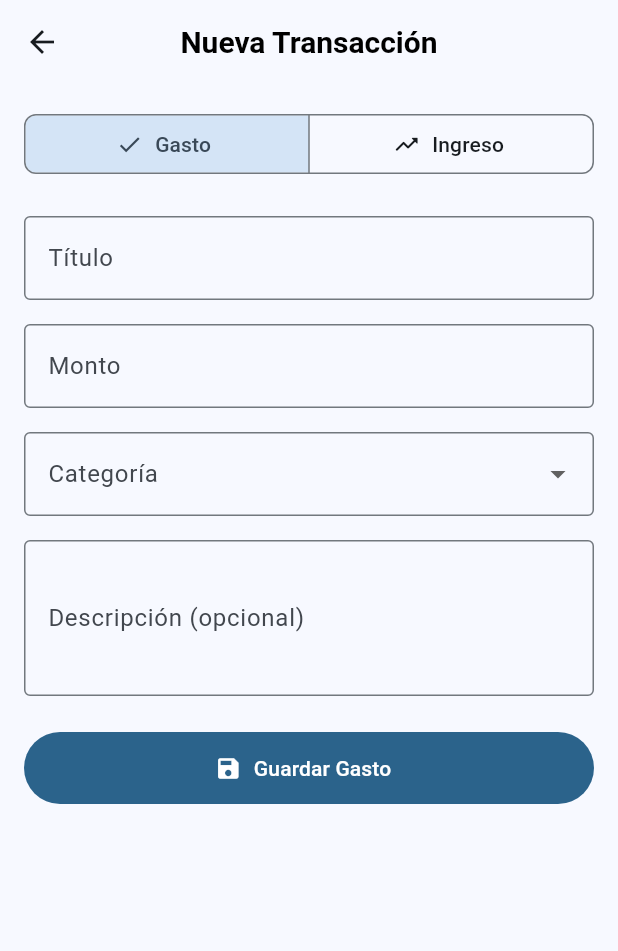
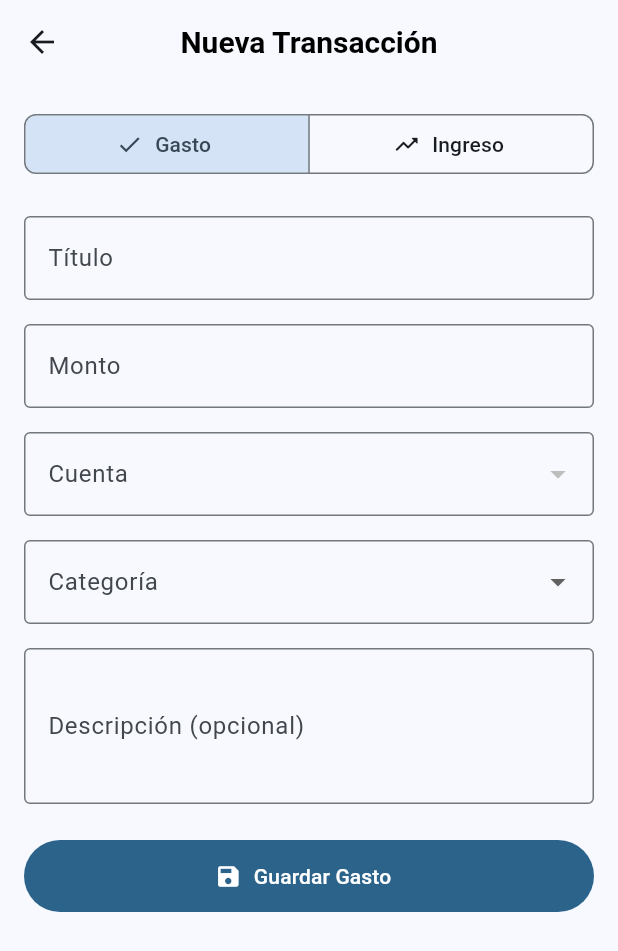
Before and after one commit to DetacoopFA2025/detagastos, a Flutter app: the screen it shows after launch, after a tap on the "add" icon, on a phone screen of 412 x 824 dp. Shown: the top 951 px of the screen. Run offline on Flutter 3.47's test engine with Material 3 defaults, Android fonts, the phone set to English and light mode, and no system bars; our stand-ins replace shared_preferences; accounts and stored records are empty.

Commit message:
:sparkles: add accounts to transactions

```diff
--- a/lib/models/transaction.dart
+++ b/lib/models/transaction.dart
@@ -7,6 +7,7 @@ class Transaction {
   final DateTime date;
   final TransactionType type;
   final String category;
+  final String accountId;
   final String? description;
 
   Transaction({
@@ -16,6 +17,7 @@ class Transaction {
     required this.date,
     required this.type,
     required this.category,
+    required this.accountId,
     this.description,
   });
 
@@ -24,6 +26,7 @@ class Transaction {
     required String title,
     required double amount,
     required TransactionType type,
+    required String accountId,
     String? category,
     String? description,
     String? id,
@@ -35,6 +38,7 @@ class Transaction {
       date: DateTime.now(),
       type: type,
       category: category ?? '',
+      accountId: accountId,
       description: description,
     );
   }
@@ -67,6 +71,7 @@ class Transaction {
       'date': date.toIso8601String(),
       'type': type.toString(),
       'category': category,
+      'accountId': accountId,
       'description': description,
     };
   }
@@ -82,6 +87,7 @@ class Transaction {
         (e) => e.toString() == map['type'],
       ),
       category: map['category'],
+      accountId: map['accountId'],
       description: map['description'],
     );
   }
--- a/lib/screens/transactions/create_transaction_screen.dart
+++ b/lib/screens/transactions/create_transaction_screen.dart
@@ -1,3 +1,5 @@
+import 'package:detagastos/models/account.dart';
+import 'package:detagastos/services/account_service.dart';
 import 'package:flutter/material.dart';
 import 'package:flutter/services.dart';
 import '../../models/transaction.dart';
@@ -28,10 +30,11 @@ class _CreateTransactionScreenState extends State<CreateTransactionScreen> {
   final _descriptionController = TextEditingController();
   late TransactionType _selectedType;
   Category? _selectedCategory;
+  Account? _selectedAccount;
   bool _isLoading = false;
   final _categoryService = CategoryService();
   final _transactionService = TransactionService();
-
+  final _accountService = AccountService();
   @override
   void initState() {
     super.initState();
@@ -45,6 +48,8 @@ class _CreateTransactionScreenState extends State<CreateTransactionScreen> {
           widget.initialTransaction!.description ?? '';
       _selectedCategory = _categoryService.getCategoryByName(
           widget.initialTransaction!.category, isExpense);
+      _selectedAccount =
+          _accountService.getAccountById(widget.initialTransaction!.accountId);
     }
   }
 
@@ -53,6 +58,7 @@ class _CreateTransactionScreenState extends State<CreateTransactionScreen> {
     _titleController.dispose();
     _amountController.dispose();
     _descriptionController.dispose();
+    _selectedAccount = null;
     super.dispose();
   }
 
@@ -68,6 +74,7 @@ class _CreateTransactionScreenState extends State<CreateTransactionScreen> {
           amount: double.parse(_amountController.text),
           type: _selectedType,
           category: _selectedCategory?.name,
+          accountId: _selectedAccount!.id,
           description: _descriptionController.text.isEmpty
               ? null
               : _descriptionController.text,
@@ -252,6 +259,32 @@ class _CreateTransactionScreenState extends State<CreateTransactionScreen> {
               ),
               const SizedBox(height: 16),
 
+              // Account Dropdown
+              DropdownButtonFormField<Account>(
+                value: _selectedAccount,
+                decoration: const InputDecoration(
+                  labelText: 'Cuenta',
+                  border: OutlineInputBorder(),
+                ),
+                items: _accountService.accounts
+                    .map((account) => DropdownMenuItem(
+                          value: account,
+                          child: Text(account.name),
+                        ))
+                    .toList(),
+                onChanged: (value) {
+                  setState(() {
+                    _selectedAccount = value;
+                  });
+                },
+                validator: (value) {
+                  if (value == null) {
+                    return 'Por favor seleccione una cuenta';
+                  }
+                  return null;
+                },
+              ),
+              const SizedBox(height: 16),
               // Category Dropdown
               DropdownButtonFormField<Category>(
                 value: _selectedCategory,
--- a/lib/widgets/transaction_item.dart
+++ b/lib/widgets/transaction_item.dart
@@ -1,4 +1,5 @@
 import 'package:detagastos/models/transaction.dart';
+import 'package:detagastos/services/account_service.dart';
 import 'package:detagastos/services/category_service.dart';
 import 'package:flutter/material.dart';
 import '../screens/transactions/create_transaction_screen.dart';
@@ -18,6 +19,7 @@ class TransactionItem extends StatelessWidget {
   @override
   Widget build(BuildContext context) {
     final categoryService = CategoryService();
+    final accountService = AccountService();
 
     final isExpense = transaction.type == TransactionType.expense;
     final color = isExpense ? Colors.red.shade700 : Colors.green.shade700;
@@ -77,7 +79,7 @@ class TransactionItem extends StatelessWidget {
                     ),
                     const SizedBox(height: 4),
                     Text(
-                      transaction.category,
+                      accountService.getAccountNameById(transaction.accountId),
                       style: TextStyle(
                         fontSize: 13,
                         color: Colors.grey.shade600,
```
Also changed, not shown: lib/screens/accounts/account_screen.dart (+4 -22 lines), lib/services/account_service.dart (+8 -0 lines).
